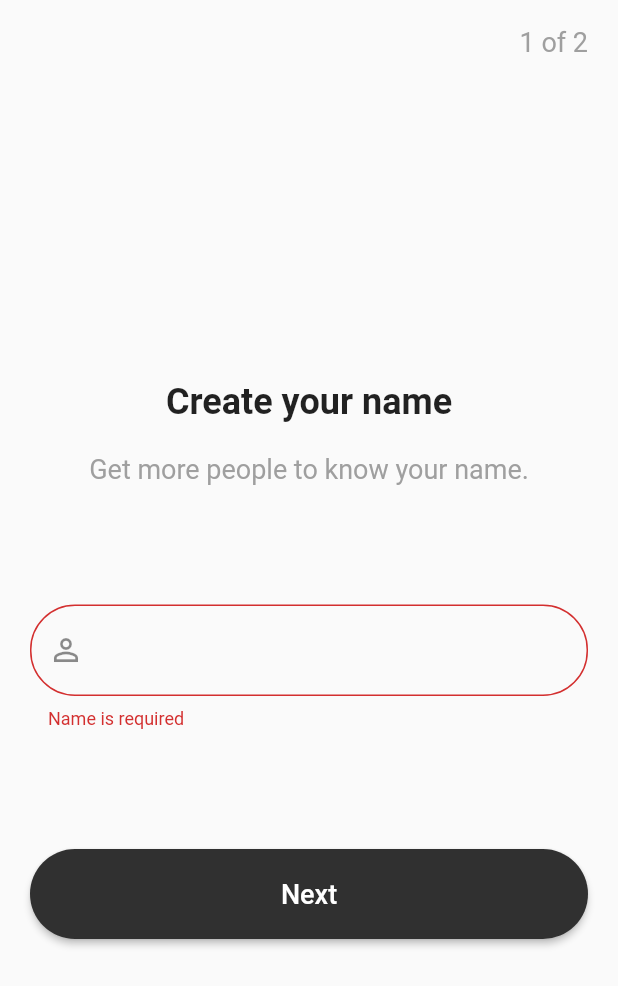
After one commit to huynhminhvangit/vdev_chat, a Flutter app: the SetupNamePage screen opened directly, on a phone screen of 412 x 824 dp. The commit adds this screen. Shown: the top 986 px of the screen. Run offline on Flutter 3.47's test engine with Material 2 defaults, Android fonts, the phone set to English and light mode, and no system bars; our stand-ins replace flutter_dotenv.

```diff
--- /dev/null
+++ b/lib/src/helpers/validator.dart
@@ -0,0 +1,45 @@
+class Validator {
+  static String? isValidEmail(String? value) {
+    if(value!.isEmpty) {
+      return 'Email is required';
+    }
+    Pattern pattern = r"[a-z0-9._%+-]+@[a-z0-9.-]+\.[a-z]{2,4}$";
+    RegExp regExp = new RegExp(pattern.toString());
+    if (!regExp.hasMatch(value))
+      return 'Enter a valid email address';
+    return null;
+  }
+
+  static String? isValidPassword(String? value) {
+    if(value!.isEmpty) {
+      return 'Password is required';
+    }
+    Pattern pattern = r"(?=.*\d)(?=.*[a-z])(?=.*[A-Z]).{8,}";
+    RegExp regExp = new RegExp(pattern.toString());
+    if (!regExp.hasMatch(value))
+      return 'One number, uppercase, lowercase and at least 8 characters';
+    return null;
+  }
+
+  static String? isValidPhone(String? value) {
+    if(value!.isEmpty) {
+      return 'Phone is required';
+    }
+    Pattern pattern = r"(0[1|2|3|4|5|6|7|8|9])+([0-9]{8})";
+    RegExp regExp = new RegExp(pattern.toString());
+    if (!regExp.hasMatch(value))
+      return 'Phone number is not in the correct formats';
+    return null;
+  }
+
+  static String? isValidName(String? value) {
+    if(value!.isEmpty) {
+      return 'Name is required';
+    }
+    Pattern pattern = r"^[a-zA-Z]+(?:\s[a-zA-Z]+)+$";
+    RegExp regExp = new RegExp(pattern.toString());
+    if (!regExp.hasMatch(value))
+      return 'Name is not in the correct formats';
+    return null;
+  }
+}
--- /dev/null
+++ b/lib/src/resources/setup_name_page.dart
@@ -0,0 +1,132 @@
+import 'package:flutter/material.dart';
+import 'package:flutter_dotenv/flutter_dotenv.dart';
+import 'package:vdev_chat/src/helpers/validator.dart';
+import 'package:vdev_chat/src/resources/setup_photo_page.dart';
+
+class SetupNamePage extends StatefulWidget {
+  const SetupNamePage({Key? key}) : super(key: key);
+
+  @override
+  _SetupNamePageState createState() => _SetupNamePageState();
+}
+
+class _SetupNamePageState extends State<SetupNamePage> {
+  final env = dotenv.env;
+
+  GlobalKey<FormState> _globalFormKey = GlobalKey<FormState>();
+
+  TextEditingController _nameController = TextEditingController();
+
+  @override
+  Widget build(BuildContext context) {
+    return Scaffold(
+      appBar: AppBar(
+        backgroundColor: Colors.transparent,
+        elevation: 0,
+        actions: [
+          Container(
+            padding: EdgeInsets.only(right: 20),
+            alignment: Alignment.center,
+            child: Text(
+              '1 of 2',
+              style: TextStyle(
+                fontSize: 18,
+                color: Color(0xff9f9f9f),
+              ),
+            ),
+          ),
+        ],
+      ),
+      body: Container(
+        padding: EdgeInsets.all(20),
+        constraints: BoxConstraints.expand(),
+        alignment: Alignment.center,
+        child: SingleChildScrollView(
+          child: Form(
+            key: _globalFormKey,
+            autovalidateMode: AutovalidateMode.always,
+            child: Column(
+              mainAxisAlignment: MainAxisAlignment.center,
+              crossAxisAlignment: CrossAxisAlignment.center,
+              children: [
+                Text(
+                  'Create your name',
+                  style: TextStyle(
+                    fontSize: 24,
+                    fontWeight: FontWeight.bold,
+                  ),
+                ),
+                SizedBox(
+                  height: 20,
+                ),
+                Text(
+                  'Get more people to know your name.',
+                  style: TextStyle(
+                    fontSize: 18,
+                    color: Color(0xff9f9f9f),
+                  ),
+                ),
+                SizedBox(
+                  height: 80,
+                ),
+                TextFormField(
+                  validator: (String? value) => Validator.isValidName(value),
+                  controller: _nameController,
+                  decoration: InputDecoration(
+                    border: OutlineInputBorder(
+                        borderRadius: BorderRadius.all(Radius.circular(30))),
+                    prefixIcon: Icon(Icons.person_outline),
+                  ),
+                  keyboardType: TextInputType.name,
+                  textInputAction: TextInputAction.next,
+                  onFieldSubmitted: (String? value) {
+                    print('VANG: ' + value.toString());
+                    _onNext();
+                  },
+                  style: TextStyle(
+                    fontSize: 18,
+                    color: Colors.black,
+                  ),
+                ),
+                SizedBox(
+                  height: 80,
+                ),
+                ElevatedButton(
+                  style: ElevatedButton.styleFrom(
+                    primary: Color(0xff303030),
+                    shape: RoundedRectangleBorder(
+                      borderRadius: BorderRadius.circular(30),
+                    ),
+                  ),
+                  onPressed: _onNext,
+                  child: Container(
+                    alignment: Alignment.center,
+                    width: double.infinity,
+                    height: 60,
+                    child: Text(
+                      'Next',
+                      style: TextStyle(
+                        fontSize: 18,
+                        color: Colors.white,
+                      ),
+                    ),
+                  ),
+                ),
+              ],
+            ),
+          ),
+        ),
+      ),
+    );
+  }
+
+  _onNext() {
+    if (_globalFormKey.currentState!.validate()) {
+      Navigator.push(context, MaterialPageRoute(builder: gotoSetupPhoto));
+    }
+  }
+
+  Widget gotoSetupPhoto(BuildContext context) {
+    return SetupPhotoPage();
+  }
+}
```
Also changed, not shown: lib/src/resources/login_page.dart (+5 -2 lines), lib/src/resources/setup_photo_page.dart (added, +104 -0 lines), lib/src/resources/verify_page.dart (+94 -18 lines).
